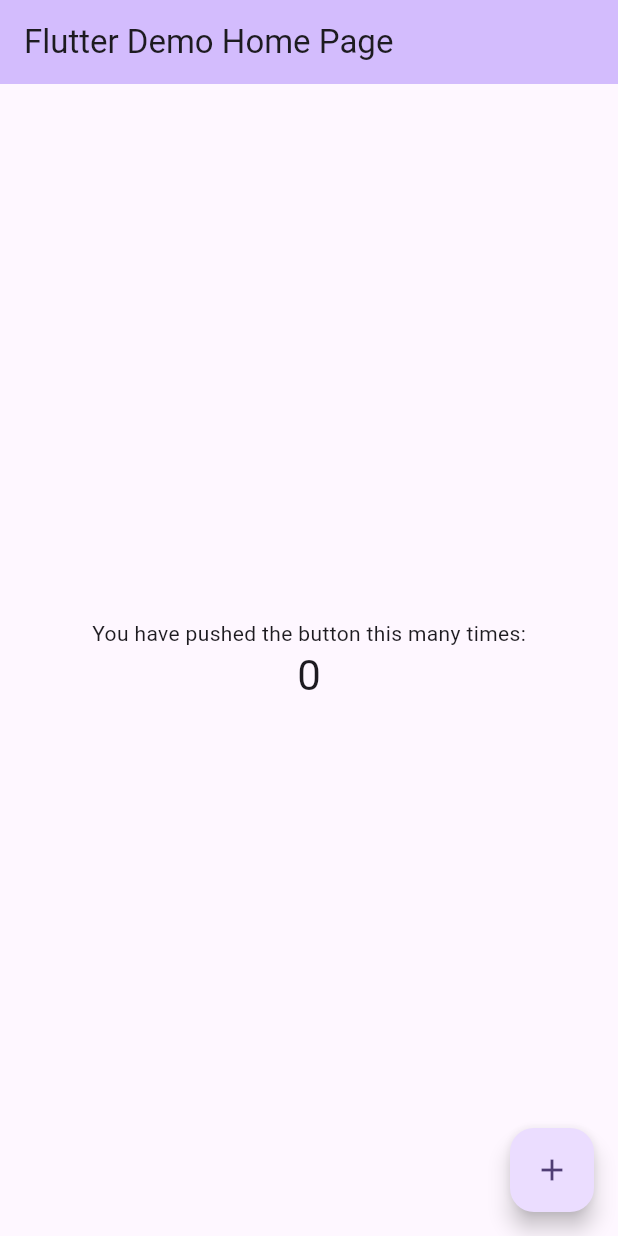
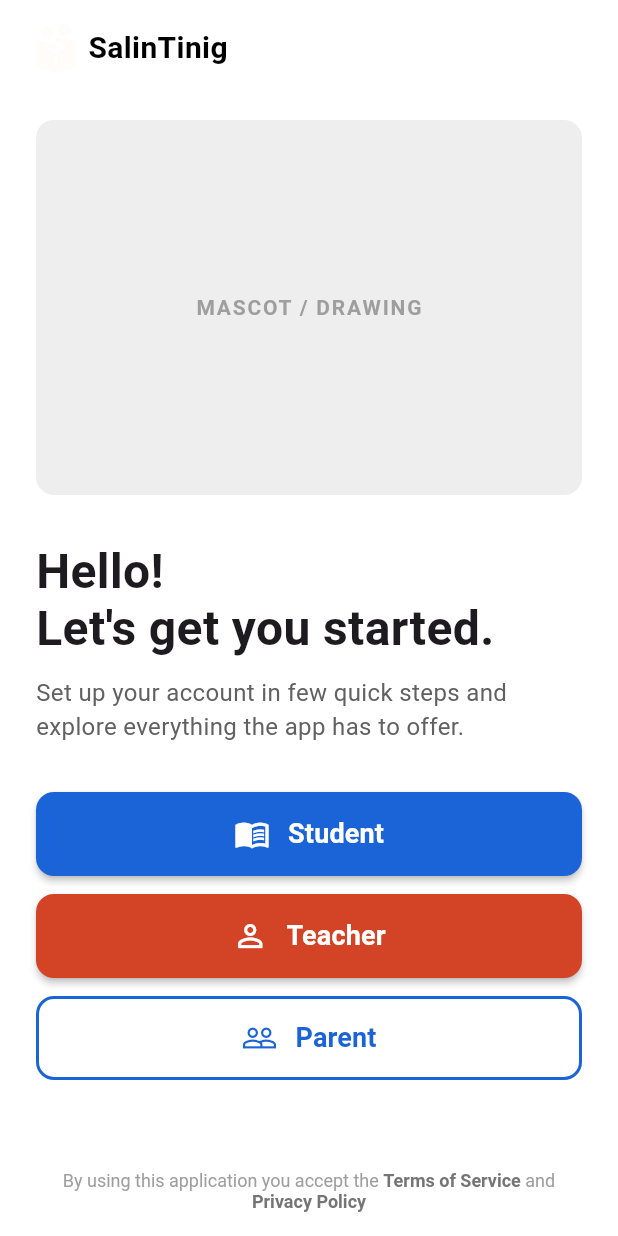
Before and after one commit to iamaoii/salintinig, a Flutter app: the screen it shows after launch, on a phone screen of 412 x 824 dp. Run offline on Flutter 3.47's test engine with Material 3 defaults, Android fonts, the phone set to English and light mode, and no system bars.

Commit message:
feat: initial landing page & homepage

```diff
--- a/mobile/lib/main.dart
+++ b/mobile/lib/main.dart
@@ -1,122 +1,36 @@
 import 'package:flutter/material.dart';
+import 'package:salintinig/pages/landing_page.dart';
 
 void main() {
-  runApp(const MyApp());
+  runApp(const SalinTinigApp());
 }
 
-class MyApp extends StatelessWidget {
-  const MyApp({super.key});
+class SalinTinigApp extends StatelessWidget {
+  const SalinTinigApp({super.key});
 
-  // This widget is the root of your application.
   @override
   Widget build(BuildContext context) {
     return MaterialApp(
-      title: 'Flutter Demo',
+      title: 'SalinTinig',
+      debugShowCheckedModeBanner: false,
       theme: ThemeData(
-        // This is the theme of your application.
-        //
-        // TRY THIS: Try running your application with "flutter run". You'll see
-        // the application has a purple toolbar. Then, without quitting the app,
-        // try changing the seedColor in the colorScheme below to Colors.green
-        // and then invoke "hot reload" (save your changes or press the "hot
-        // reload" button in a Flutter-supported IDE, or press "r" if you used
-        // the command line to start the app).
-        //
-        // Notice that the counter didn't reset back to zero; the application
-        // state is not lost during the reload. To reset the state, use hot
-        // restart instead.
-        //
-        // This works for code too, not just values: Most code changes can be
-        // tested with just a hot reload.
-        colorScheme: .fromSeed(seedColor: Colors.deepPurple),
+        useMaterial3: true,
+        colorScheme: ColorScheme.fromSeed(
+          seedColor: const Color(0xFF673AB7), // Deep Purple
+          brightness: Brightness.light,
+        ),
+        fontFamily: 'Roboto',
       ),
-      home: const MyHomePage(title: 'Flutter Demo Home Page'),
+      darkTheme: ThemeData(
+        useMaterial3: true,
+        colorScheme: ColorScheme.fromSeed(
+          seedColor: const Color(0xFF673AB7),
+          brightness: Brightness.dark,
+        ),
+        fontFamily: 'Roboto',
+      ),
+      themeMode: ThemeMode.system,
+      home: const LandingPage(),
     );
   }
 }
-
-class MyHomePage extends StatefulWidget {
-  const MyHomePage({super.key, required this.title});
-
-  // This widget is the home page of your application. It is stateful, meaning
-  // that it has a State object (defined below) that contains fields that affect
-  // how it looks.
-
-  // This class is the configuration for the state. It holds the values (in this
-  // case the title) provided by the parent (in this case the App widget) and
-  // used by the build method of the State. Fields in a Widget subclass are
-  // always marked "final".
-
-  final String title;
-
-  @override
-  State<MyHomePage> createState() => _MyHomePageState();
-}
-
-class _MyHomePageState extends State<MyHomePage> {
-  int _counter = 0;
-
-  void _incrementCounter() {
-    setState(() {
-      // This call to setState tells the Flutter framework that something has
-      // changed in this State, which causes it to rerun the build method below
-      // so that the display can reflect the updated values. If we changed
-      // _counter without calling setState(), then the build method would not be
-      // called again, and so nothing would appear to happen.
-      _counter++;
-    });
-  }
-
-  @override
-  Widget build(BuildContext context) {
-    // This method is rerun every time setState is called, for instance as done
-    // by the _incrementCounter method above.
-    //
-    // The Flutter framework has been optimized to make rerunning build methods
-    // fast, so that you can just rebuild anything that needs updating rather
-    // than having to individually change instances of widgets.
-    return Scaffold(
-      appBar: AppBar(
-        // TRY THIS: Try changing the color here to a specific color (to
-        // Colors.amber, perhaps?) and trigger a hot reload to see the AppBar
-        // change color while the other colors stay the same.
-        backgroundColor: Theme.of(context).colorScheme.inversePrimary,
-        // Here we take the value from the MyHomePage object that was created by
-        // the App.build method, and use it to set our appbar title.
-        title: Text(widget.title),
-      ),
-      body: Center(
-        // Center is a layout widget. It takes a single child and positions it
-        // in the middle of the parent.
-        child: Column(
-          // Column is also a layout widget. It takes a list of children and
-          // arranges them vertically. By default, it sizes itself to fit its
-          // children horizontally, and tries to be as tall as its parent.
-          //
-          // Column has various properties to control how it sizes itself and
-          // how it positions its children. Here we use mainAxisAlignment to
-          // center the children vertically; the main axis here is the vertical
-          // axis because Columns are vertical (the cross axis would be
-          // horizontal).
-          //
-          // TRY THIS: Invoke "debug painting" (choose the "Toggle Debug Paint"
-          // action in the IDE, or press "p" in the console), to see the
-          // wireframe for each widget.
-          mainAxisAlignment: .center,
-          children: [
-            const Text('You have pushed the button this many times:'),
-            Text(
-              '$_counter',
-              style: Theme.of(context).textTheme.headlineMedium,
-            ),
-          ],
-        ),
-      ),
-      floatingActionButton: FloatingActionButton(
-        onPressed: _incrementCounter,
-        tooltip: 'Increment',
-        child: const Icon(Icons.add),
-      ),
-    );
-  }
-}
--- /dev/null
+++ b/mobile/lib/pages/home_page.dart
@@ -0,0 +1,187 @@
+import 'package:flutter/material.dart';
+
+class HomePage extends StatefulWidget {
+  const HomePage({super.key});
+
+  @override
+  State<HomePage> createState() => _HomePageState();
+}
+
+class _HomePageState extends State<HomePage> {
+  @override
+  Widget build(BuildContext context) {
+    return Scaffold(
+      backgroundColor: Colors.white,
+      body: SafeArea(
+        child: Padding(
+          padding: const EdgeInsets.symmetric(horizontal: 24.0),
+          child: Column(
+            crossAxisAlignment: CrossAxisAlignment.start,
+            children: [
+              const SizedBox(height: 16),
+              // Header
+              Row(
+                children: [
+                  Image.asset(
+                    'assets/logo/logo_v1.webp',
+                    height: 32,
+                  ),
+                  const SizedBox(width: 8),
+                  const Text(
+                    'SalinTinig',
+                    style: TextStyle(
+                      fontSize: 20,
+                      fontWeight: FontWeight.bold,
+                      color: Colors.black,
+                    ),
+                  ),
+                ],
+              ),
+              const SizedBox(height: 32),
+              // Mascot Placeholder
+              Center(
+                child: Container(
+                  width: double.infinity,
+                  height: 250,
+                  decoration: BoxDecoration(
+                    color: Colors.grey[200],
+                    borderRadius: BorderRadius.circular(12),
+                  ),
+                  child: const Center(
+                    child: Text(
+                      'MASCOT / DRAWING',
+                      style: TextStyle(
+                        color: Colors.grey,
+                        fontWeight: FontWeight.bold,
+                        letterSpacing: 1.2,
+                      ),
+                    ),
+                  ),
+                ),
+              ),
+              const SizedBox(height: 32),
+              // Greetings
+              const Text(
+                'Hello!',
+                style: TextStyle(
+                  fontSize: 32,
+                  fontWeight: FontWeight.bold,
+                  height: 1.2,
+                ),
+              ),
+              const Text(
+                "Let's get you started.",
+                style: TextStyle(
+                  fontSize: 32,
+                  fontWeight: FontWeight.bold,
+                  height: 1.2,
+                ),
+              ),
+              const SizedBox(height: 12),
+              Text(
+                'Set up your account in few quick steps and explore everything the app has to offer.',
+                style: TextStyle(
+                  fontSize: 16,
+                  color: Colors.grey[700],
+                ),
+              ),
+              const SizedBox(height: 32),
+              // Buttons
+              _buildRoleButton(
+                icon: Icons.menu_book_outlined,
+                label: 'Student',
+                color: const Color(0xFF1B64D8),
+                isOutlined: false,
+              ),
+              const SizedBox(height: 12),
+              _buildRoleButton(
+                icon: Icons.person_outline,
+                label: 'Teacher',
+                color: const Color(0xFFD34426),
+                isOutlined: false,
+              ),
+              const SizedBox(height: 12),
+              _buildRoleButton(
+                icon: Icons.people_outline,
+                label: 'Parent',
+                color: const Color(0xFF1B64D8),
+                isOutlined: true,
+              ),
+              const Spacer(),
+              // Footer
+              Center(
+                child: Padding(
+                  padding: const EdgeInsets.only(bottom: 16.0),
+                  child: RichText(
+                    textAlign: TextAlign.center,
+                    text: TextSpan(
+                      style: const TextStyle(
+                        color: Colors.grey,
+                        fontSize: 12,
+                      ),
+                      children: [
+                        const TextSpan(text: 'By using this application you accept the '),
+                        TextSpan(
+                          text: 'Terms of Service',
+                          style: TextStyle(
+                            color: Colors.grey[600],
+                            fontWeight: FontWeight.bold,
+                          ),
+                        ),
+                        const TextSpan(text: ' and '),
+                        TextSpan(
+                          text: 'Privacy Policy',
+                          style: TextStyle(
+                            color: Colors.grey[600],
+                            fontWeight: FontWeight.bold,
+                          ),
+                        ),
+                      ],
+                    ),
+                  ),
+                ),
+              ),
+            ],
+          ),
+        ),
+      ),
+    );
+  }
+
+  Widget _buildRoleButton({
+    required IconData icon,
+    required String label,
+    required Color color,
+    required bool isOutlined,
+  }) {
+    final buttonStyle = ElevatedButton.styleFrom(
+      backgroundColor: isOutlined ? Colors.white : color,
+      foregroundColor: isOutlined ? color : Colors.white,
+      minimumSize: const Size(double.infinity, 56),
+      shape: RoundedRectangleBorder(
+        borderRadius: BorderRadius.circular(12),
+        side: isOutlined ? BorderSide(color: color, width: 2) : BorderSide.none,
+      ),
+      elevation: isOutlined ? 0 : 2,
+    );
+
+    return ElevatedButton(
+      onPressed: () {},
+      style: buttonStyle,
+      child: Row(
+        mainAxisAlignment: MainAxisAlignment.center,
+        children: [
+          Icon(icon, size: 24),
+          const SizedBox(width: 12),
+          Text(
+            label,
+            style: const TextStyle(
+              fontSize: 18,
+              fontWeight: FontWeight.bold,
+            ),
+          ),
+        ],
+      ),
+    );
+  }
+}
--- /dev/null
+++ b/mobile/lib/pages/landing_page.dart
@@ -0,0 +1,76 @@
+import 'package:flutter/material.dart';
+import 'package:salintinig/pages/home_page.dart';
+import 'dart:async';
+
+class LandingPage extends StatefulWidget {
+  const LandingPage({super.key});
+
+  @override
+  State<LandingPage> createState() => _LandingPageState();
+}
+
+class _LandingPageState extends State<LandingPage> {
+  @override
+  void initState() {
+    super.initState();
+    // Navigate to HomePage after 3 seconds
+    Timer(const Duration(seconds: 3), () {
+      Navigator.of(context).pushReplacement(
+        MaterialPageRoute(builder: (_) => const HomePage()),
+      );
+    });
+  }
+
+  @override
+  Widget build(BuildContext context) {
+    return Scaffold(
+      backgroundColor: const Color(0xFF195ECB), // Base blue color
+      body: Stack(
+        children: [
+          // Top Left Highlight
+          Positioned(
+            top: 0,
+            left: 0,
+            child: Image.asset(
+              'assets/landing/bg_upper_left.webp',
+            ),
+          ),
+          // Bottom Right Highlight
+          Positioned(
+            bottom: 0,
+            right: 0,
+            child: Image.asset(
+              'assets/landing/bg_lower_right.webp',
+            ),
+          ),
+          // Center Content
+          Center(
+            child: Column(
+              mainAxisAlignment: MainAxisAlignment.center,
+              children: [
+                // Logo
+                Image.asset(
+                  'assets/logo/logo_v1.webp',
+                  width: 200,
+                  height: 200,
+                  fit: BoxFit.contain,
+                ),
+                const SizedBox(height: 8),
+                // App Name
+                const Text(
+                  'SalinTinig',
+                  style: TextStyle(
+                    fontSize: 38,
+                    fontWeight: FontWeight.w800,
+                    color: Colors.white,
+                    letterSpacing: -0.5,
+                  ),
+                ),
+              ],
+            ),
+          ),
+        ],
+      ),
+    );
+  }
+}
```
Also changed, not shown: mobile/pubspec.yaml (+4 -3 lines), mobile/assets/landing/bg_lower_right.webp (added), mobile/assets/landing/bg_upper_left.webp (added), mobile/assets/logo/logo_v1.webp (added), mobile/assets/logo/logo_v2.png (added), 1 other file.
